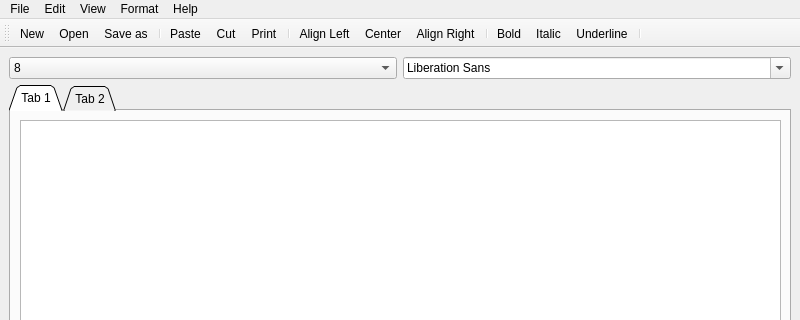
Above: TextEditor/mainwindow.ui from BryceCallender/TextEditor before the change; both pictures show x 0 to 800 and y 0 to 320 of the 800 by 675 pixel window. Below: the same form after it.
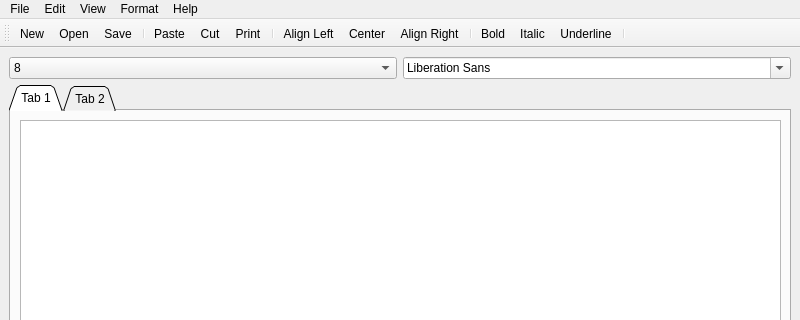
That is the form after the change. Icons and pictures are not drawn.

Commit message: fixed tab close crashing

```diff
--- a/TextEditor/mainwindow.ui
+++ b/TextEditor/mainwindow.ui
@@ -299,7 +299,13 @@
      <normaloff>:/imgs/icon/saveIcon.png</normaloff>:/imgs/icon/saveIcon.png</iconset>
    </property>
    <property name="text">
-    <string>Save as</string>
+    <string>Save</string>
+   </property>
+   <property name="iconText">
+    <string>Save</string>
+   </property>
+   <property name="toolTip">
+    <string>Save</string>
    </property>
   </action>
   <action name="actionPrint">
```
Left out of the diff: 2 changed lines with no effect on the pictures. The commit also changes 4 other files.
